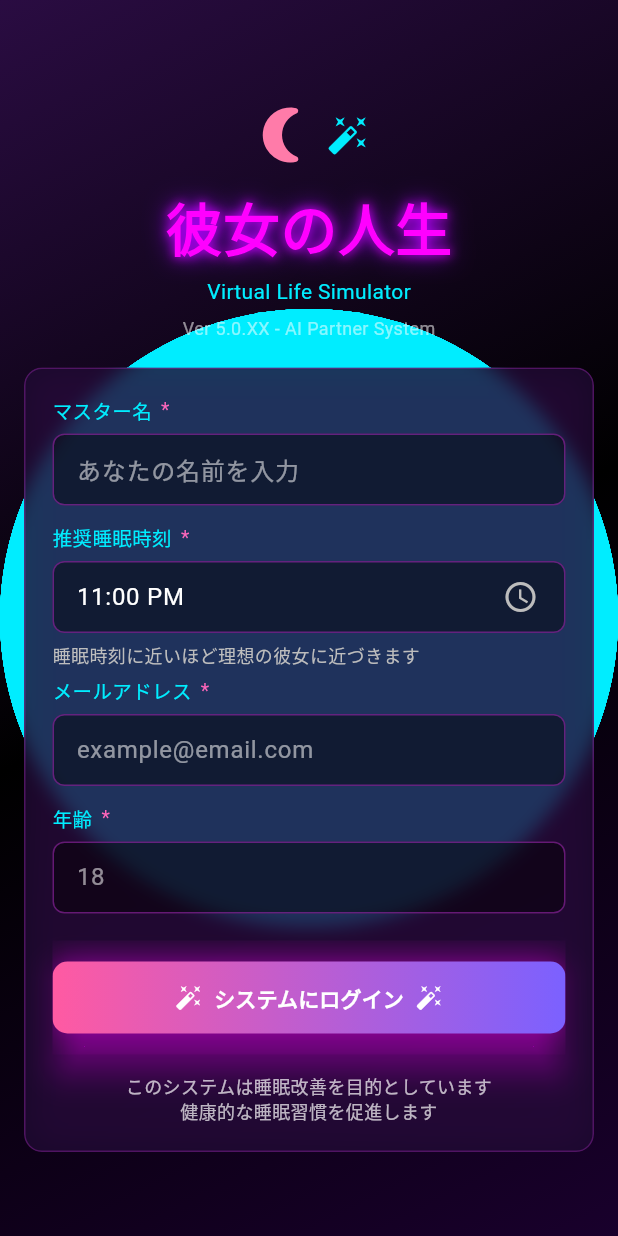
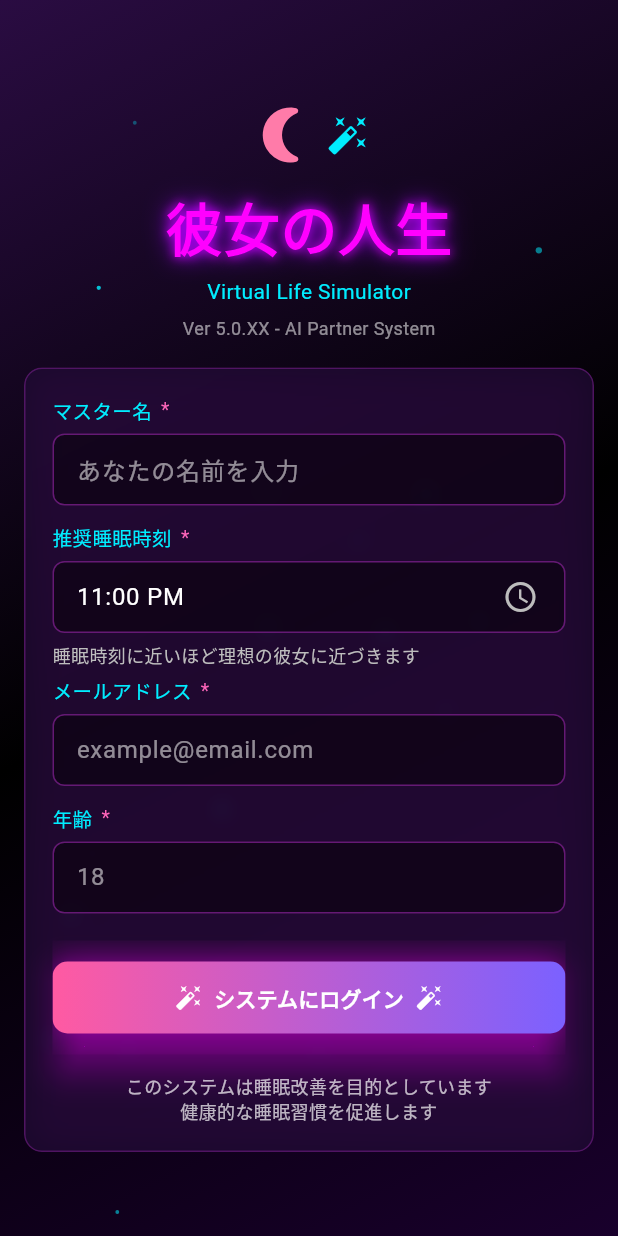
Before and after one commit to Jagariko-fried-rice/girlfriend, a Flutter app: the screen it shows after launch, on a phone screen of 412 x 824 dp. Run offline on Flutter 3.47's test engine with Material 3 defaults, Android fonts, the phone set to English and light mode, and no system bars.

Commit message:
エラー修正

```diff
--- a/lib/screens/login_screen.dart
+++ b/lib/screens/login_screen.dart
@@ -117,23 +117,14 @@ class _LoginScreenState extends State<LoginScreen>
           children: [
             // Particles
             ..._particles.map(
-              (p) => Positioned.fill(
-                child: FractionalTranslation(
-                  translation: Offset(0, 0),
-                  child: LayoutBuilder(
-                    builder: (context, constraints) {
-                      final left = p.left * constraints.maxWidth;
-                      final top = p.top * constraints.maxHeight;
-                      return AnimatedParticle(
-                        left: left,
-                        top: top,
-                        size: p.size,
-                        delay: p.delay,
-                        speed: p.speed,
-                        opacity: p.opacity,
-                      );
-                    },
-                  ),
+              (p) => Positioned(
+                left: p.left * MediaQuery.of(context).size.width,
+                top: p.top * MediaQuery.of(context).size.height,
+                child: AnimatedParticle(
+                  size: p.size,
+                  delay: p.delay,
+                  speed: p.speed,
+                  opacity: p.opacity,
                 ),
               ),
             ),
@@ -475,8 +466,7 @@ class _ParticleInfo {
 }
 
 class AnimatedParticle extends StatefulWidget {
-  final double left;
-  final double top;
+  // left/topを削除
   final double size;
   final double delay;
   final double speed;
@@ -484,8 +474,6 @@ class AnimatedParticle extends StatefulWidget {
 
   const AnimatedParticle({
     Key? key,
-    required this.left,
-    required this.top,
     required this.size,
     required this.delay,
     required this.speed,
@@ -528,9 +516,8 @@ class _AnimatedParticleState extends State<AnimatedParticle>
     return AnimatedBuilder(
       animation: _controller,
       builder: (context, child) {
-        return Positioned(
-          left: widget.left,
-          top: widget.top + _anim.value,
+        return Transform.translate(
+          offset: Offset(0, _anim.value),
           child: Opacity(
             opacity: widget.opacity,
             child: Container(
```
